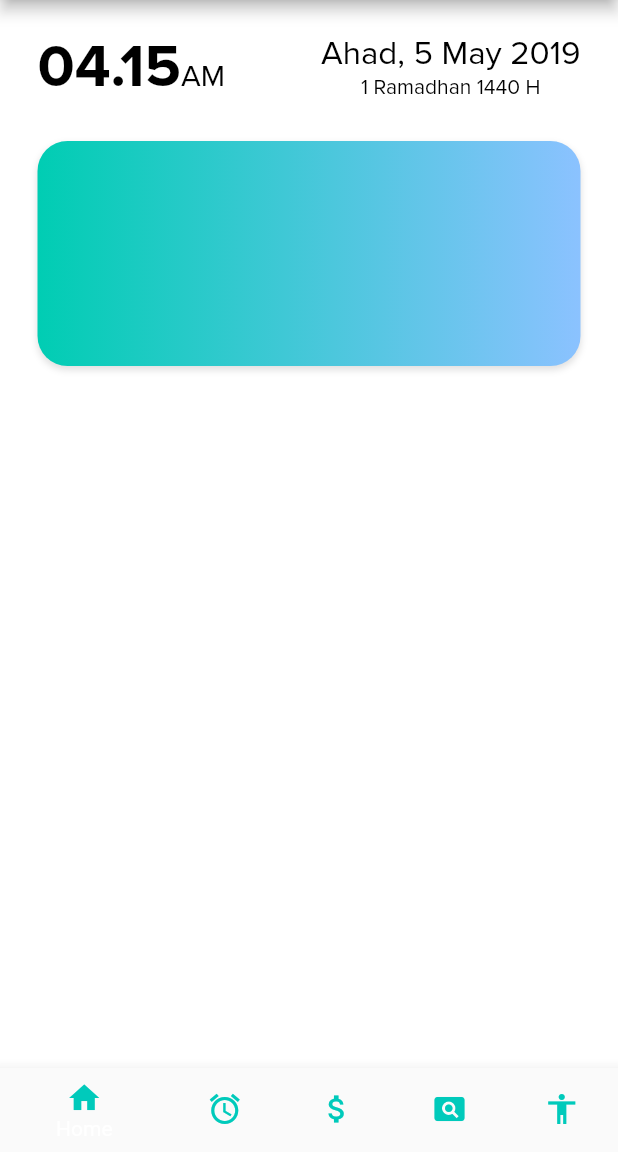
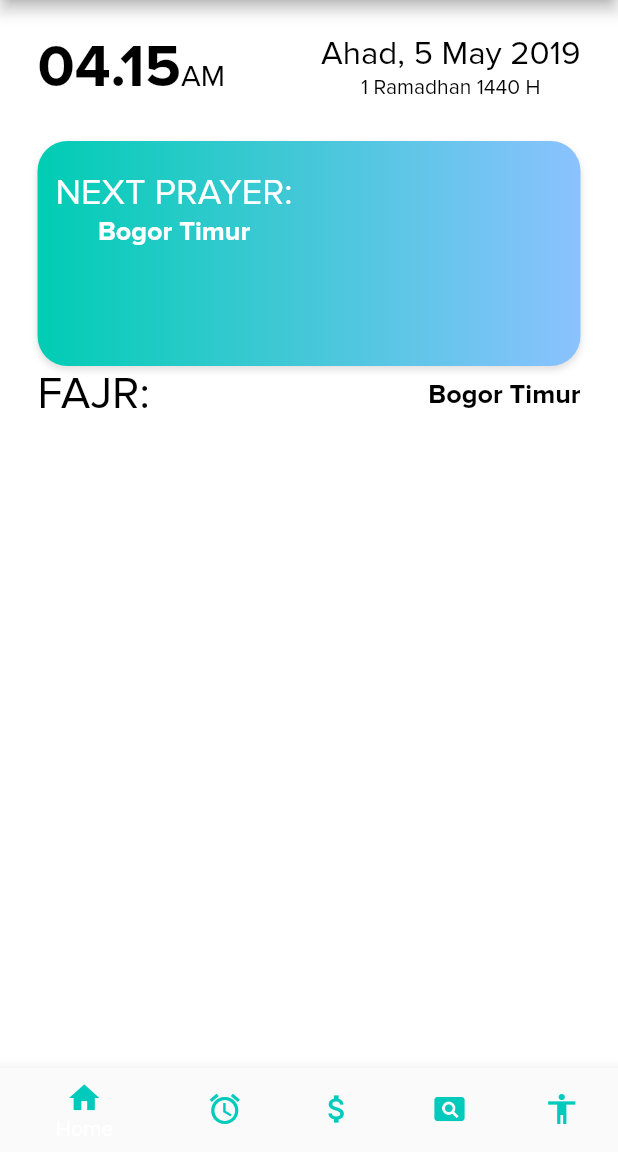
Before and after one commit to afdale/mactiv_app_new, a Flutter app: the screen it shows after launch, on a phone screen of 412 x 824 dp, the part 84-1236 px from its top. Run offline on Flutter 3.47's test engine with Material 2 defaults, Android fonts, the phone set to English and light mode, and no system bars; our stand-ins replace gradient_app_bar, gradient_widgets, progress_dialog, shared_preferences.

Commit message:
rev 31/10/2019

```diff
--- a/lib/ui/Home.dart
+++ b/lib/ui/Home.dart
@@ -33,20 +33,6 @@ const URL = "http://www.google.com";
               padding: EdgeInsets.fromLTRB(25.0, 10.0, 25.0, 0.0),
               child: ListView(
                 children: <Widget>[
-                  /*Padding(
-                      padding: EdgeInsets.fromLTRB(0.0, 0.0, 320.0, 10.0),
-                      child: GestureDetector(
-                        child: Container(
-                            height: 40,
-                            decoration: BoxDecoration(
-                              image: DecorationImage(
-                                  image:AssetImage("assets/icon_mactiv.png"),
-                                  fit:BoxFit.fill
-                              ),
-                            )
-                        ),
-                      )
-                  ),*/
 
                   Padding(
                     padding: EdgeInsets.fromLTRB(0.0, 10.0, 0.0, 0.0),
@@ -73,7 +59,7 @@ const URL = "http://www.google.com";
                             Column(
                                 mainAxisAlignment: MainAxisAlignment.spaceEvenly,
                                 children:
-                                [
+                                <Widget> [
                                   new Text("Ahad, 5 May 2019", style:
                                   TextStyle(fontFamily:'Proxima_nova',fontSize: 22.0, color: Colors.black, fontWeight: FontWeight.w200, ),
                                   ),
@@ -104,14 +90,42 @@ const URL = "http://www.google.com";
                               blurRadius: 3.5,
                             ),
                           ]),
-                      child: Material(
-                        color: Colors.transparent,
-                      ),
+
+                        child: Padding(
+                          padding: EdgeInsets.fromLTRB(0.0, 20.0, 180.0, 0.0),
+                            child:
+                            Column(
+                                mainAxisAlignment: MainAxisAlignment.start,
+                                children:
+                                [
+                                  new Text("NEXT PRAYER:", style:
+                                  TextStyle(fontFamily:'Proxima_nova',fontSize: 24.0, color: Colors.white, fontWeight: FontWeight.w500, ),
+                                  ),
+                                  new Text("Bogor Timur", style:
+                                  TextStyle(fontFamily:'Proxima_nova',fontSize: 18.0, color: Colors.white, fontWeight: FontWeight.bold, ),
+                                  ),
+                                ]
+                            ),
+
+                        ),
                     ),
                   ),
-
-
-
+                  Padding(
+                      padding: EdgeInsets.fromLTRB(0.0, 0.0, 0.0, 0.0),
+                      child:
+                      Row(
+                          mainAxisAlignment: MainAxisAlignment.spaceBetween,
+                          children:
+                          <Widget>[
+                            new Text("FAJR:", style:
+                            TextStyle(fontFamily:'Proxima_nova',fontSize: 30.0, color: Colors.black, fontWeight: FontWeight.w500, ),
+                            ),
+                            new Text("Bogor Timur", style:
+                            TextStyle(fontFamily:'Proxima_nova',fontSize: 18.0, color: Colors.black, fontWeight: FontWeight.bold, ),
+                            ),
+                          ]
+                      )
+                  ),
                 ],
               ),
 
```
Also changed, not shown: lib/ui/Profile.dart (+34 -2 lines).
